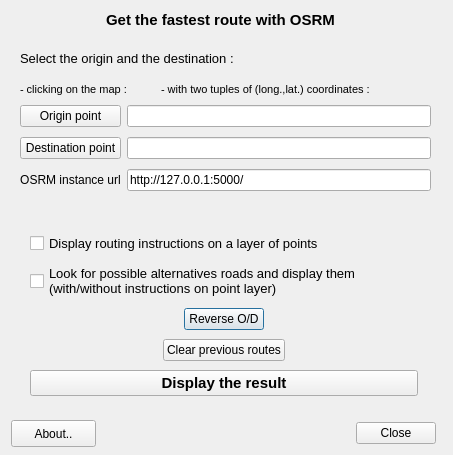
Before: the Qt Designer form osrm_dialog_base.ui in mthh/osrm-qgis-plugin, drawn with Qt 5.
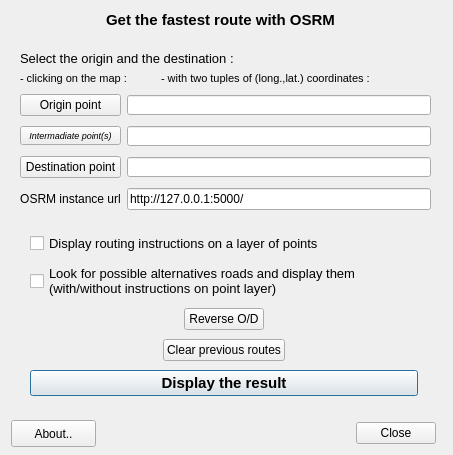
After: the same form once the commit is applied.

Commit message: Add support for intermediate pts in viaroute + polycentric accessibility isochrones

The edit to the form file:
```diff
--- a/osrm_dialog_base.ui
+++ b/osrm_dialog_base.ui
@@ -85,31 +85,7 @@
       </property>
      </widget>
     </item>
-    <item row="3" column="0" alignment="Qt::AlignHCenter">
-     <widget class="QPushButton" name="pushButtonReverse">
-      <property name="font">
-       <font>
-        <family>Arial</family>
-       </font>
-      </property>
-      <property name="text">
-       <string>Reverse O/D</string>
-      </property>
-     </widget>
-    </item>
-    <item row="4" column="0" alignment="Qt::AlignHCenter">
-     <widget class="QPushButton" name="pushButtonClear">
-      <property name="font">
-       <font>
-        <family>Arial</family>
-       </font>
-      </property>
-      <property name="text">
-       <string>Clear previous routes</string>
-      </property>
-     </widget>
-    </item>
-    <item row="5" column="0">
+    <item row="7" column="0">
      <widget class="QPushButton" name="pushButtonTryIt">
       <property name="font">
        <font>
@@ -139,6 +115,36 @@
       </property>
      </widget>
     </item>
+    <item row="5" column="0" alignment="Qt::AlignHCenter">
+     <widget class="QPushButton" name="pushButtonClear">
+      <property name="font">
+       <font>
+        <family>Arial</family>
+       </font>
+      </property>
+      <property name="text">
+       <string>Clear previous routes</string>
+      </property>
+     </widget>
+    </item>
+    <item row="4" column="0" alignment="Qt::AlignHCenter">
+     <widget class="QPushButton" name="pushButtonReverse">
+      <property name="maximumSize">
+       <size>
+        <width>120</width>
+        <height>16777215</height>
+       </size>
+      </property>
+      <property name="font">
+       <font>
+        <family>Arial</family>
+       </font>
+      </property>
+      <property name="text">
+       <string>Reverse O/D</string>
+      </property>
+     </widget>
+    </item>
    </layout>
   </widget>
   <widget class="QPushButton" name="pushButton_about">
@@ -174,7 +180,7 @@
    <property name="geometry">
     <rect>
      <x>20</x>
-     <y>81</y>
+     <y>70</y>
      <width>120</width>
      <height>16</height>
     </rect>
@@ -193,7 +199,7 @@
    <property name="geometry">
     <rect>
      <x>161</x>
-     <y>81</y>
+     <y>70</y>
      <width>234</width>
      <height>16</height>
     </rect>
@@ -212,9 +218,9 @@
    <property name="geometry">
     <rect>
      <x>20</x>
-     <y>101</y>
+     <y>90</y>
      <width>411</width>
-     <height>97</height>
+     <height>128</height>
     </rect>
    </property>
    <layout class="QGridLayout" name="gridLayout_2">
@@ -223,6 +229,7 @@
       <property name="font">
        <font>
         <family>Arial</family>
+        <pointsize>9</pointsize>
        </font>
       </property>
       <property name="text">
@@ -230,14 +237,27 @@
       </property>
      </widget>
     </item>
-    <item row="0" column="1">
-     <widget class="QLineEdit" name="lineEdit_xyO"/>
+    <item row="0" column="2">
+     <widget class="QLineEdit" name="lineEdit_xyO">
+      <property name="maximumSize">
+       <size>
+        <width>16777215</width>
+        <height>20</height>
+       </size>
+      </property>
+      <property name="font">
+       <font>
+        <pointsize>8</pointsize>
+       </font>
+      </property>
+     </widget>
     </item>
-    <item row="1" column="0">
+    <item row="2" column="0">
      <widget class="QPushButton" name="pushButtonDest">
       <property name="font">
        <font>
         <family>Arial</family>
+        <pointsize>9</pointsize>
        </font>
       </property>
       <property name="text">
@@ -245,14 +265,27 @@
       </property>
      </widget>
     </item>
-    <item row="1" column="1">
-     <widget class="QLineEdit" name="lineEdit_xyD"/>
+    <item row="2" column="2">
+     <widget class="QLineEdit" name="lineEdit_xyD">
+      <property name="maximumSize">
+       <size>
+        <width>16777215</width>
+        <height>20</height>
+       </size>
+      </property>
+      <property name="font">
+       <font>
+        <pointsize>8</pointsize>
+       </font>
+      </property>
+     </widget>
     </item>
-    <item row="2" column="0">
+    <item row="3" column="0">
      <widget class="QLabel" name="labem_host">
       <property name="font">
        <font>
         <family>Arial</family>
+        <pointsize>9</pointsize>
        </font>
       </property>
       <property name="text">
@@ -260,13 +293,41 @@
       </property>
      </widget>
     </item>
-    <item row="2" column="1">
+    <item row="3" column="2">
      <widget class="QLineEdit" name="lineEdit_host">
       <property name="text">
        <string>http://127.0.0.1:5000/</string>
       </property>
      </widget>
     </item>
+    <item row="1" column="0">
+     <widget class="QPushButton" name="pushButtonIntermediate">
+      <property name="font">
+       <font>
+        <pointsize>7</pointsize>
+        <italic>true</italic>
+       </font>
+      </property>
+      <property name="text">
+       <string>Intermadiate point(s)</string>
+      </property>
+     </widget>
+    </item>
+    <item row="1" column="2">
+     <widget class="QLineEdit" name="lineEdit_xyI">
+      <property name="maximumSize">
+       <size>
+        <width>16777215</width>
+        <height>20</height>
+       </size>
+      </property>
+      <property name="font">
+       <font>
+        <pointsize>8</pointsize>
+       </font>
+      </property>
+     </widget>
+    </item>
    </layout>
   </widget>
   <zorder>label_2</zorder>
```
The commit also changes 10 other files.
